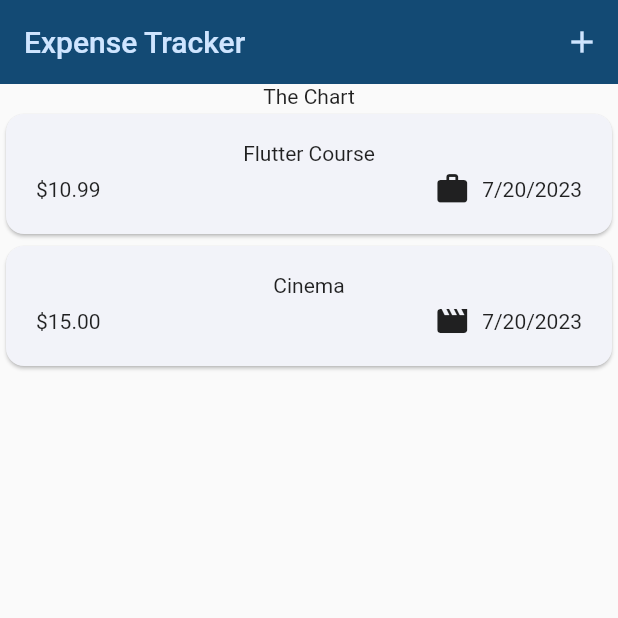
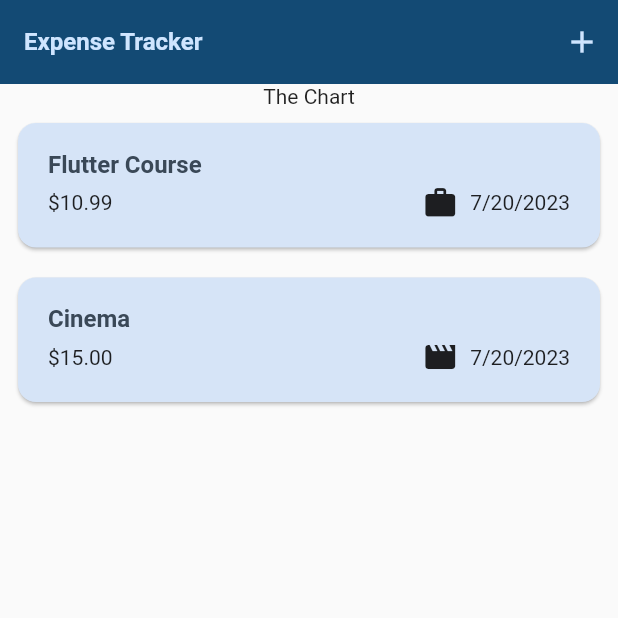
Before and after one commit to inalzaelani/expense_tracker, a Flutter app: the screen it shows after launch, on a phone screen of 412 x 824 dp, the top half of it. Run offline on Flutter 3.47's test engine with Material 2 defaults, Android fonts, the phone set to English and light mode, and no system bars.

Commit message:
[FIX] Styling

```diff
--- a/lib/widget/expenses_list/expense_item.dart
+++ b/lib/widget/expenses_list/expense_item.dart
@@ -14,8 +14,12 @@ class ExpenseItem extends StatelessWidget {
       child: Padding(
         padding: const EdgeInsets.symmetric(horizontal: 20, vertical: 18),
         child: Column(
+          crossAxisAlignment: CrossAxisAlignment.start,
           children: [
-            Text(expense.title),
+            Text(
+              expense.title,
+              style: Theme.of(context).textTheme.titleLarge,
+            ),
             const SizedBox(
               height: 4,
             ),
--- a/lib/widget/expenses_list/expenses_list.dart
+++ b/lib/widget/expenses_list/expenses_list.dart
@@ -20,6 +20,10 @@ class ExpensesList extends StatelessWidget {
       itemCount: expenses.length,
       itemBuilder: (ctx, index) => Dismissible(
         key: ValueKey(expenses[index]),
+        background: Container(
+            color: Theme.of(context).colorScheme.error.withOpacity(0.50),
+            margin: EdgeInsets.symmetric(
+                horizontal: Theme.of(context).cardTheme.margin!.horizontal)),
         onDismissed: (direction) {
           onRemoveExpense(expenses[index]);
         },
```
Also changed, not shown: lib/main.dart (+22 -7 lines).
